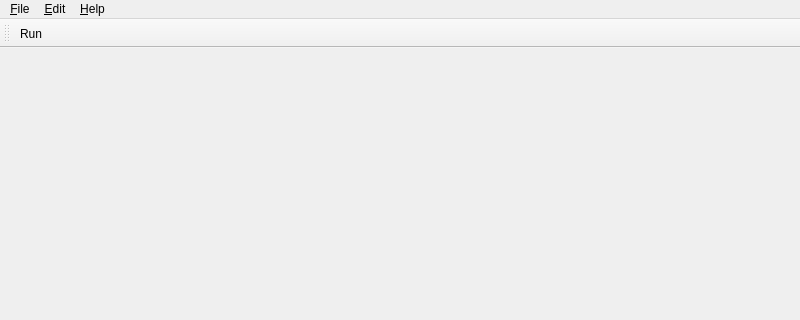
Above: gui/MainWindow.ui from sjedrysiak/gcse before the change; both pictures show x 0 to 800 and y 0 to 320 of the 800 by 600 pixel window. Below: the same form after it.
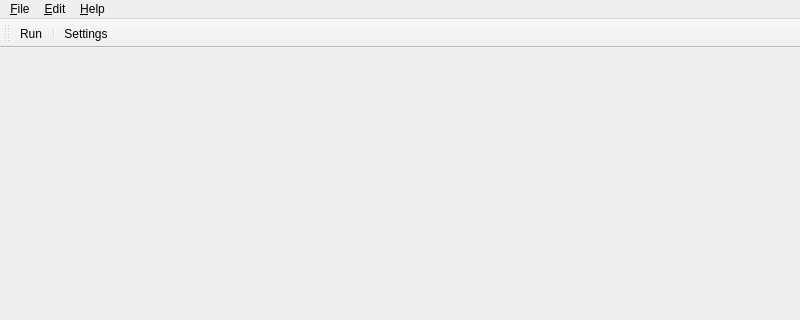
That is the form after the change. Icons and pictures are not drawn.

What changed in the file:
```diff
--- a/gui/MainWindow.ui
+++ b/gui/MainWindow.ui
@@ -84,6 +84,8 @@
     <bool>false</bool>
    </attribute>
    <addaction name="action_Run" />
+   <addaction name="separator" />
+   <addaction name="action_Settings" />
   </widget>
   <action name="action_Close" >
    <property name="text" >
@@ -113,10 +115,7 @@
      <normaloff>:/icons/play/icons/play.png</normaloff>:/icons/play/icons/play.png</iconset>
    </property>
    <property name="text" >
-    <string>&amp;Run</string>
-   </property>
-   <property name="iconVisibleInMenu" >
-    <bool>false</bool>
+    <string>Run</string>
    </property>
   </action>
  </widget>
```
Left out of the diff: 8 changed lines with no effect on the pictures.
